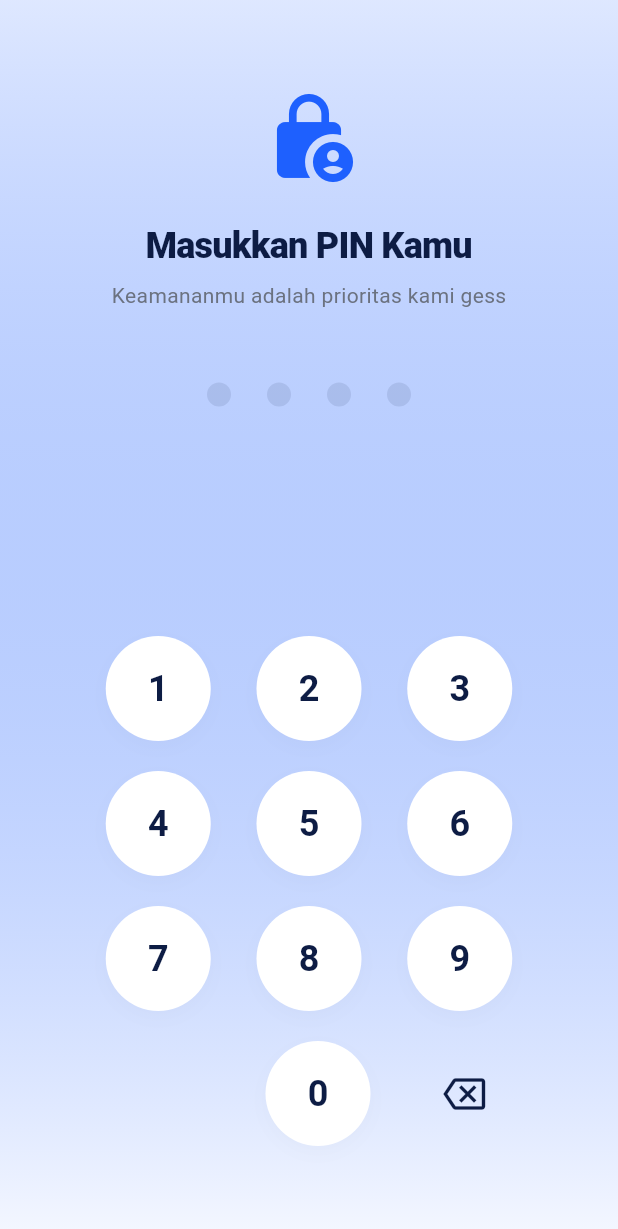
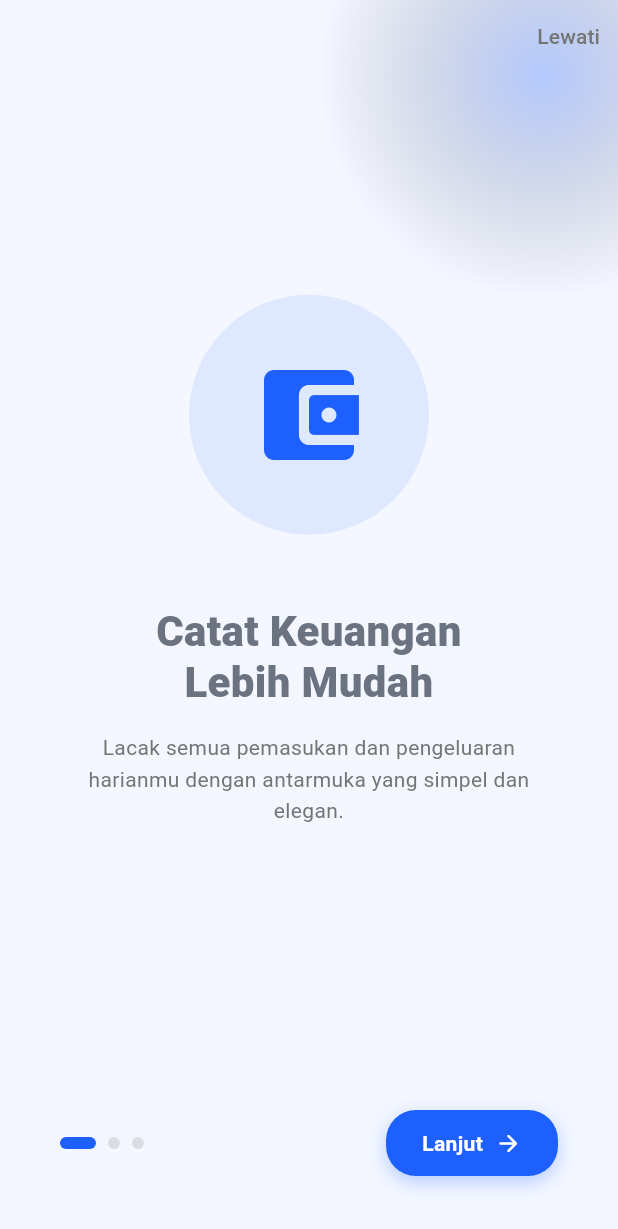
Before and after one commit to zainalakbar/saldoku, a Flutter app: the screen it shows after launch, on a phone screen of 412 x 824 dp. Shown: the top 1229 px of the screen. Run offline on Flutter 3.47's test engine with Material 3 defaults, Android fonts, the phone set to English and light mode, and no system bars; our stand-ins replace fl_chart, image_picker, pdf, printing, share_plus, shared_preferences and 1 more; accounts and stored records are empty.

Commit message:
perkenalan apk

```diff
--- a/lib/main.dart
+++ b/lib/main.dart
@@ -10,18 +10,25 @@ import 'logic/navigation_provider.dart';
 
 // Screens
 import 'screens/main_screen.dart';
+import 'screens/onboarding_screen.dart';
 import 'pin_lock_screen.dart';
+import 'package:shared_preferences/shared_preferences.dart';
 
 import 'package:intl/date_symbol_data_local.dart';
 
 void main() async {
   WidgetsFlutterBinding.ensureInitialized();
   await initializeDateFormatting('id_ID', null);
-  runApp(const MyApp());
+
+  final prefs = await SharedPreferences.getInstance();
+  final hasSeenOnboarding = prefs.getBool('has_seen_onboarding') ?? false;
+
+  runApp(MyApp(hasSeenOnboarding: hasSeenOnboarding));
 }
 
 class MyApp extends StatelessWidget {
-  const MyApp({super.key});
+  final bool hasSeenOnboarding;
+  const MyApp({super.key, required this.hasSeenOnboarding});
 
   @override
   Widget build(BuildContext context) {
@@ -41,7 +48,9 @@ class MyApp extends StatelessWidget {
             themeMode: themeProvider.themeMode,
             theme: themeProvider.lightTheme,
             darkTheme: themeProvider.darkTheme,
-            home: themeProvider.isAppLocked ? const PinLockScreen() : const MainScreen(),
+            home: !hasSeenOnboarding
+                ? const OnboardingScreen()
+                : (themeProvider.isAppLocked ? const PinLockScreen() : const MainScreen()),
           );
         },
       ),
--- /dev/null
+++ b/lib/screens/onboarding_screen.dart
@@ -0,0 +1,214 @@
+import 'package:flutter/material.dart';
+import 'package:shared_preferences/shared_preferences.dart';
+import 'main_screen.dart';
+
+class OnboardingScreen extends StatefulWidget {
+  const OnboardingScreen({super.key});
+
+  @override
+  State<OnboardingScreen> createState() => _OnboardingScreenState();
+}
+
+class _OnboardingScreenState extends State<OnboardingScreen> {
+  final PageController _pageController = PageController();
+  int _currentPage = 0;
+
+  final List<Map<String, String>> _onboardingData = [
+    {
+      'title': 'Catat Keuangan\nLebih Mudah',
+      'description': 'Lacak semua pemasukan dan pengeluaran harianmu dengan antarmuka yang simpel dan elegan.',
+      'icon': 'account_balance_wallet',
+    },
+    {
+      'title': 'Atur Budget &\nCapai Target',
+      'description': 'Jangan sampai kehabisan uang di akhir bulan. Atur budget untuk setiap kategori pengeluaranmu.',
+      'icon': 'pie_chart',
+    },
+    {
+      'title': 'Laporan Cerdas &\nBagi Tagihan',
+      'description': 'Dapatkan analisis keuangan otomatis, catat hutang, dan bagi tagihan nongkrong dengan mudah.',
+      'icon': 'insights',
+    },
+  ];
+
+  IconData _getIcon(String iconName) {
+    switch (iconName) {
+      case 'account_balance_wallet':
+        return Icons.account_balance_wallet_rounded;
+      case 'pie_chart':
+        return Icons.pie_chart_rounded;
+      case 'insights':
+        return Icons.insights_rounded;
+      default:
+        return Icons.star_rounded;
+    }
+  }
+
+  void _completeOnboarding() async {
+    final prefs = await SharedPreferences.getInstance();
+    await prefs.setBool('has_seen_onboarding', true);
+
+    if (!mounted) return;
+    Navigator.pushReplacement(
+      context,
+      MaterialPageRoute(builder: (context) => const MainScreen()),
+    );
+  }
+
+  @override
+  Widget build(BuildContext context) {
+    final isDark = Theme.of(context).brightness == Brightness.dark;
+
+    return Scaffold(
+      body: Stack(
+        children: [
+          // Background Elements
+          Positioned(
+            top: -100,
+            right: -100,
+            child: Container(
+              width: 300,
+              height: 300,
+              decoration: BoxDecoration(
+                shape: BoxShape.circle,
+                gradient: RadialGradient(
+                  colors: [
+                    const Color(0xFF1E60FE).withOpacity(0.3),
+                    Colors.transparent,
+                  ],
+                ),
+              ),
+            ),
+          ),
+
+          SafeArea(
+            child: Column(
+              children: [
+                Align(
+                  alignment: Alignment.topRight,
+                  child: TextButton(
+                    onPressed: _completeOnboarding,
+                    child: Text('Lewati', style: TextStyle(color: isDark ? Colors.grey : Colors.grey.shade600)),
+                  ),
+                ),
+                Expanded(
+                  child: PageView.builder(
+                    controller: _pageController,
+                    onPageChanged: (index) {
+                      setState(() {
+                        _currentPage = index;
+                      });
+                    },
+                    itemCount: _onboardingData.length,
+                    itemBuilder: (context, index) {
+                      return Padding(
+                        padding: const EdgeInsets.all(40.0),
+                        child: Column(
+                          mainAxisAlignment: MainAxisAlignment.center,
+                          children: [
+                            Container(
+                              height: 160,
+                              width: 160,
+                              decoration: BoxDecoration(
+                                color: const Color(0xFF1E60FE).withOpacity(0.1),
+                                shape: BoxShape.circle,
+                              ),
+                              child: Icon(
+                                _getIcon(_onboardingData[index]['icon']!),
+                                size: 80,
+                                color: const Color(0xFF1E60FE),
+                              ),
+                            ),
+                            const SizedBox(height: 48),
+                            Text(
+                              _onboardingData[index]['title']!,
+                              textAlign: TextAlign.center,
+                              style: const TextStyle(
+                                fontSize: 28,
+                                fontWeight: FontWeight.w900,
+                                height: 1.2,
+                              ),
+                            ),
+                            const SizedBox(height: 16),
+                            Text(
+                              _onboardingData[index]['description']!,
+                              textAlign: TextAlign.center,
+                              style: TextStyle(
+                                fontSize: 14,
+                                color: isDark ? Colors.grey.shade400 : Colors.grey.shade600,
+                                height: 1.5,
+                              ),
+                            ),
+                          ],
+                        ),
+                      );
+                    },
+                  ),
+                ),
+                Padding(
+                  padding: const EdgeInsets.all(40.0),
+                  child: Row(
+                    mainAxisAlignment: MainAxisAlignment.spaceBetween,
+                    children: [
+                      Row(
+                        children: List.generate(
+                          _onboardingData.length,
+                          (index) => AnimatedContainer(
+                            duration: const Duration(milliseconds: 300),
+                            margin: const EdgeInsets.only(right: 8),
+                            height: 8,
+                            width: _currentPage == index ? 24 : 8,
+                            decoration: BoxDecoration(
+                              color: _currentPage == index ? const Color(0xFF1E60FE) : Colors.grey.withOpacity(0.3),
+                              borderRadius: BorderRadius.circular(4),
+                            ),
+                          ),
+                        ),
+                      ),
+                      GestureDetector(
+                        onTap: () {
+                          if (_currentPage == _onboardingData.length - 1) {
+                            _completeOnboarding();
+                          } else {
+                            _pageController.nextPage(
+                              duration: const Duration(milliseconds: 300),
+                              curve: Curves.easeInOut,
+                            );
+                          }
+                        },
+                        child: Container(
+                          padding: const EdgeInsets.symmetric(horizontal: 24, vertical: 12),
+                          decoration: BoxDecoration(
+                            color: const Color(0xFF1E60FE),
+                            borderRadius: BorderRadius.circular(20),
+                            boxShadow: [
+                              BoxShadow(
+                                color: const Color(0xFF1E60FE).withOpacity(0.3),
+                                blurRadius: 10,
+                                offset: const Offset(0, 4),
+                              ),
+                            ],
+                          ),
+                          child: Row(
+                            children: [
+                              Text(
+                                _currentPage == _onboardingData.length - 1 ? 'Mulai' : 'Lanjut',
+                                style: const TextStyle(color: Colors.white, fontWeight: FontWeight.bold),
+                              ),
+                              const SizedBox(width: 8),
+                              const Icon(Icons.arrow_forward_rounded, color: Colors.white, size: 18),
+                            ],
+                          ),
+                        ),
+                      ),
+                    ],
+                  ),
+                ),
+              ],
+            ),
+          ),
+        ],
+      ),
+    );
+  }
+}
```
